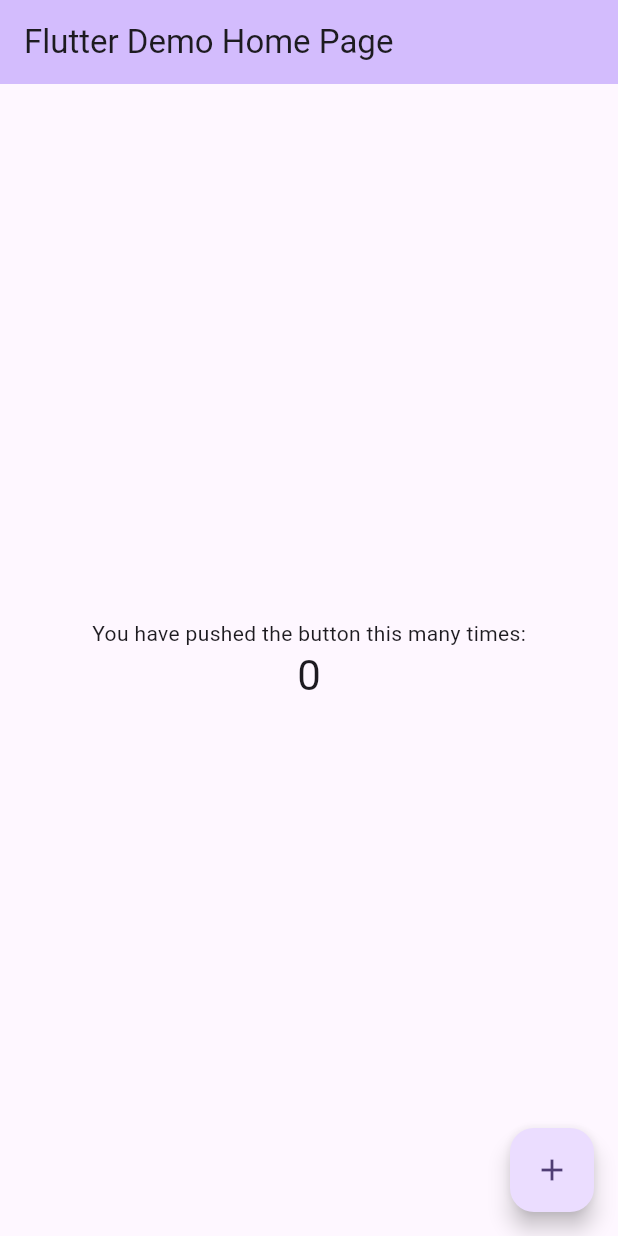
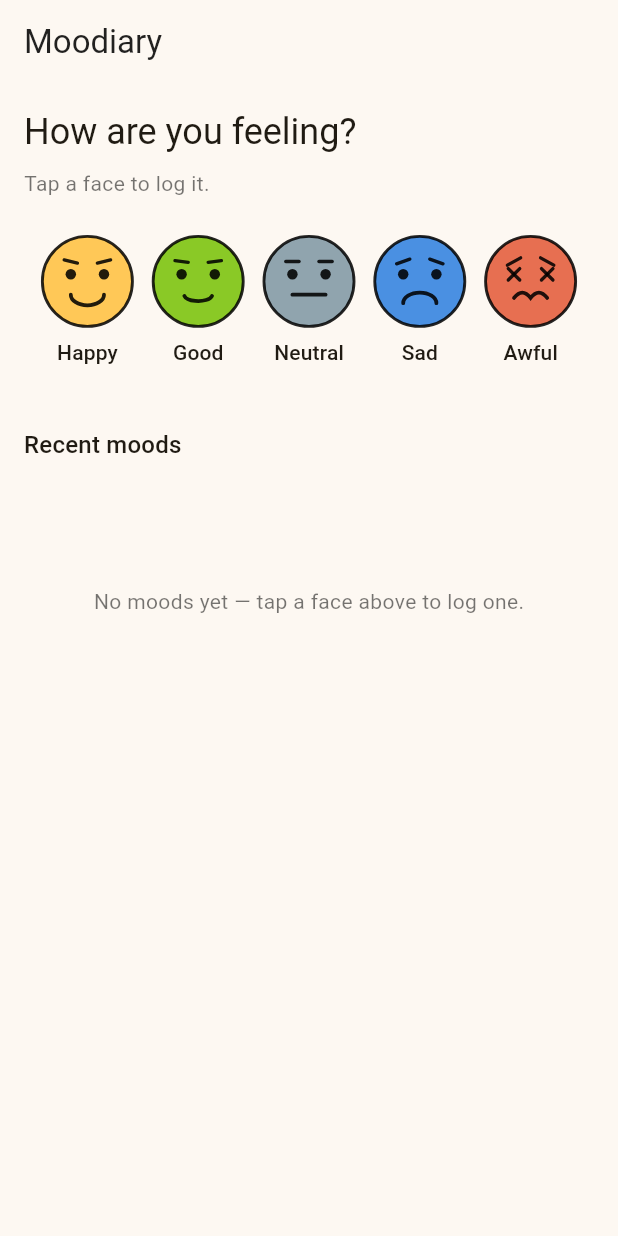
Before and after one commit to aliabbasnagari/moodiary, a Flutter app: the screen it shows after launch, on a phone screen of 412 x 824 dp. Run offline on Flutter 3.47's test engine with Material 3 defaults, Android fonts, the phone set to English and light mode, and no system bars; our stand-ins replace flutter_riverpod.

Commit message:
wire home screen into app entry

```diff
--- a/lib/main.dart
+++ b/lib/main.dart
@@ -1,122 +1,26 @@
 import 'package:flutter/material.dart';
+import 'package:flutter_riverpod/flutter_riverpod.dart';
+
+import 'screens/mood_home_screen.dart';
 
 void main() {
-  runApp(const MyApp());
+  runApp(const ProviderScope(child: MoodiaryApp()));
 }
 
-class MyApp extends StatelessWidget {
-  const MyApp({super.key});
+class MoodiaryApp extends StatelessWidget {
+  const MoodiaryApp({super.key});
 
-  // This widget is the root of your application.
   @override
   Widget build(BuildContext context) {
     return MaterialApp(
-      title: 'Flutter Demo',
+      title: 'Moodiary',
+      debugShowCheckedModeBanner: false,
       theme: ThemeData(
-        // This is the theme of your application.
-        //
-        // TRY THIS: Try running your application with "flutter run". You'll see
-        // the application has a purple toolbar. Then, without quitting the app,
-        // try changing the seedColor in the colorScheme below to Colors.green
-        // and then invoke "hot reload" (save your changes or press the "hot
-        // reload" button in a Flutter-supported IDE, or press "r" if you used
-        // the command line to start the app).
-        //
-        // Notice that the counter didn't reset back to zero; the application
-        // state is not lost during the reload. To reset the state, use hot
-        // restart instead.
-        //
-        // This works for code too, not just values: Most code changes can be
-        // tested with just a hot reload.
-        colorScheme: .fromSeed(seedColor: Colors.deepPurple),
+        colorScheme: ColorScheme.fromSeed(seedColor: const Color(0xFFFFC857)),
+        useMaterial3: true,
+        scaffoldBackgroundColor: const Color(0xFFFDF8F2),
       ),
-      home: const MyHomePage(title: 'Flutter Demo Home Page'),
+      home: const MoodHomeScreen(),
     );
   }
 }
-
-class MyHomePage extends StatefulWidget {
-  const MyHomePage({super.key, required this.title});
-
-  // This widget is the home page of your application. It is stateful, meaning
-  // that it has a State object (defined below) that contains fields that affect
-  // how it looks.
-
-  // This class is the configuration for the state. It holds the values (in this
-  // case the title) provided by the parent (in this case the App widget) and
-  // used by the build method of the State. Fields in a Widget subclass are
-  // always marked "final".
-
-  final String title;
-
-  @override
-  State<MyHomePage> createState() => _MyHomePageState();
-}
-
-class _MyHomePageState extends State<MyHomePage> {
-  int _counter = 0;
-
-  void _incrementCounter() {
-    setState(() {
-      // This call to setState tells the Flutter framework that something has
-      // changed in this State, which causes it to rerun the build method below
-      // so that the display can reflect the updated values. If we changed
-      // _counter without calling setState(), then the build method would not be
-      // called again, and so nothing would appear to happen.
-      _counter++;
-    });
-  }
-
-  @override
-  Widget build(BuildContext context) {
-    // This method is rerun every time setState is called, for instance as done
-    // by the _incrementCounter method above.
-    //
-    // The Flutter framework has been optimized to make rerunning build methods
-    // fast, so that you can just rebuild anything that needs updating rather
-    // than having to individually change instances of widgets.
-    return Scaffold(
-      appBar: AppBar(
-        // TRY THIS: Try changing the color here to a specific color (to
-        // Colors.amber, perhaps?) and trigger a hot reload to see the AppBar
-        // change color while the other colors stay the same.
-        backgroundColor: Theme.of(context).colorScheme.inversePrimary,
-        // Here we take the value from the MyHomePage object that was created by
-        // the App.build method, and use it to set our appbar title.
-        title: Text(widget.title),
-      ),
-      body: Center(
-        // Center is a layout widget. It takes a single child and positions it
-        // in the middle of the parent.
-        child: Column(
-          // Column is also a layout widget. It takes a list of children and
-          // arranges them vertically. By default, it sizes itself to fit its
-          // children horizontally, and tries to be as tall as its parent.
-          //
-          // Column has various properties to control how it sizes itself and
-          // how it positions its children. Here we use mainAxisAlignment to
-          // center the children vertically; the main axis here is the vertical
-          // axis because Columns are vertical (the cross axis would be
-          // horizontal).
-          //
-          // TRY THIS: Invoke "debug painting" (choose the "Toggle Debug Paint"
-          // action in the IDE, or press "p" in the console), to see the
-          // wireframe for each widget.
-          mainAxisAlignment: .center,
-          children: [
-            const Text('You have pushed the button this many times:'),
-            Text(
-              '$_counter',
-              style: Theme.of(context).textTheme.headlineMedium,
-            ),
-          ],
-        ),
-      ),
-      floatingActionButton: FloatingActionButton(
-        onPressed: _incrementCounter,
-        tooltip: 'Increment',
-        child: const Icon(Icons.add),
-      ),
-    );
-  }
-}
--- /dev/null
+++ b/lib/screens/mood_home_screen.dart
@@ -0,0 +1,57 @@
+import 'package:flutter/material.dart';
+
+import '../widgets/mood_picker.dart';
+import '../widgets/mood_timeline.dart';
+
+class MoodHomeScreen extends StatelessWidget {
+  const MoodHomeScreen({super.key});
+
+  @override
+  Widget build(BuildContext context) {
+    return Scaffold(
+      backgroundColor: const Color(0xFFFDF8F2),
+      appBar: AppBar(
+        title: const Text('Moodiary'),
+        backgroundColor: Colors.transparent,
+        elevation: 0,
+        foregroundColor: Colors.black87,
+      ),
+      body: SafeArea(
+        child: Center(
+          child: ConstrainedBox(
+            constraints: const BoxConstraints(maxWidth: 760),
+            child: Padding(
+              padding: const EdgeInsets.symmetric(horizontal: 16),
+              child: Column(
+                crossAxisAlignment: CrossAxisAlignment.start,
+                children: [
+                  const SizedBox(height: 16),
+                  Text(
+                    'How are you feeling?',
+                    style: Theme.of(context).textTheme.headlineSmall,
+                  ),
+                  const SizedBox(height: 8),
+                  Text(
+                    'Tap a face to log it.',
+                    style: Theme.of(context).textTheme.bodyMedium?.copyWith(
+                          color: Colors.black54,
+                        ),
+                  ),
+                  const SizedBox(height: 24),
+                  const MoodPicker(),
+                  const SizedBox(height: 40),
+                  Text(
+                    'Recent moods',
+                    style: Theme.of(context).textTheme.titleMedium,
+                  ),
+                  const SizedBox(height: 12),
+                  const MoodTimeline(),
+                ],
+              ),
+            ),
+          ),
+        ),
+      ),
+    );
+  }
+}
```
